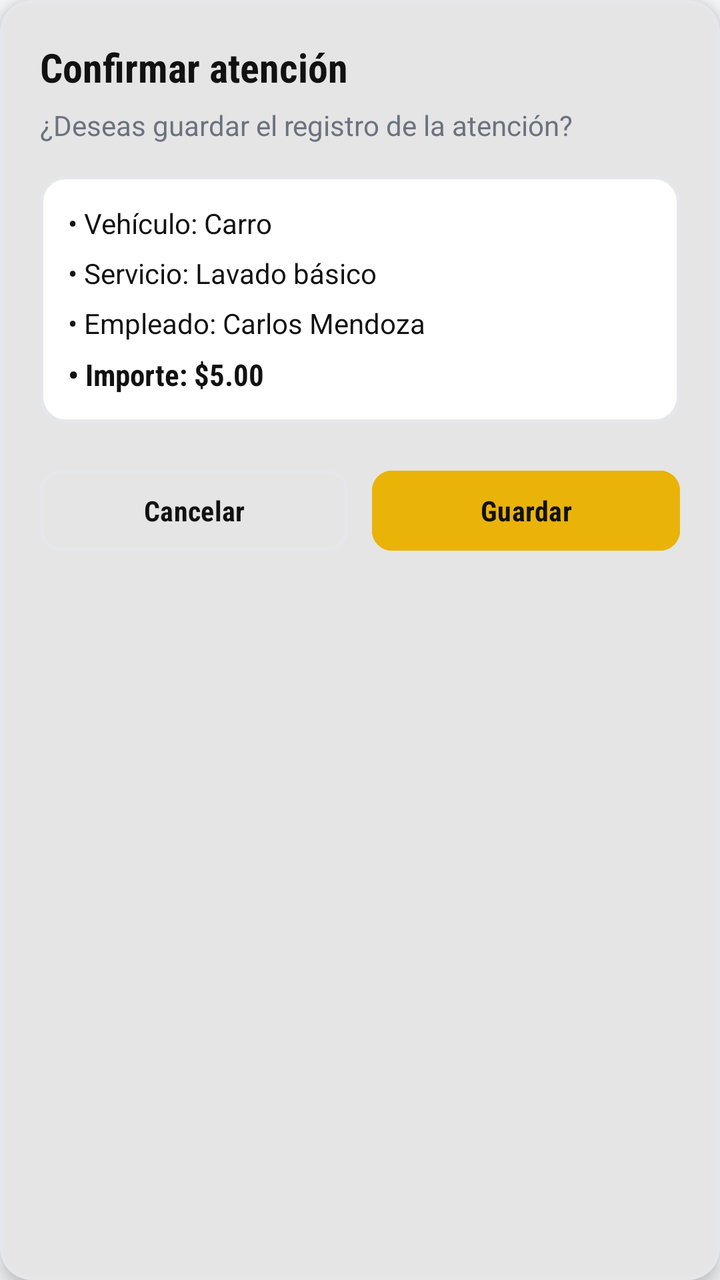
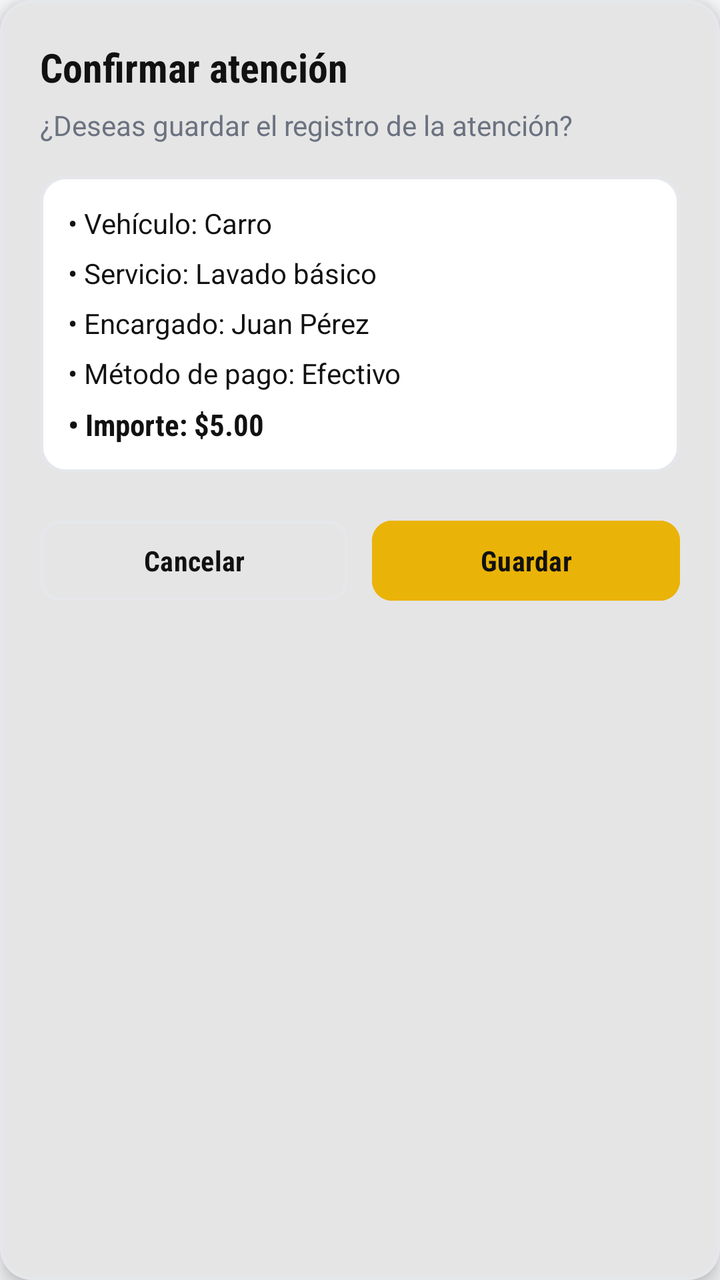

An Android layout rendered at two revisions. The XML below is the earlier revision; the diff shows what the commit changed to produce the second picture.
<!-- AndroidManifest.xml: application theme Theme.Car_wash_La_Orilla -->
<!-- res/layout/dialog_confirmar_atencion.xml -->
<?xml version="1.0" encoding="utf-8"?>
<com.google.android.material.card.MaterialCardView xmlns:android="http://schemas.android.com/apk/res/android"
    xmlns:app="http://schemas.android.com/apk/res-auto"
    android:layout_width="match_parent"
    android:layout_height="wrap_content"
    app:cardBackgroundColor="@color/app_card_bg"
    app:cardCornerRadius="16dp"
    app:cardElevation="6dp"
    app:strokeColor="@color/app_border"
    app:strokeWidth="1.5dp">

    <LinearLayout
        android:layout_width="match_parent"
        android:layout_height="wrap_content"
        android:orientation="vertical"
        android:padding="20dp">

        <TextView
            android:layout_width="wrap_content"
            android:layout_height="wrap_content"
            android:fontFamily="sans-serif-condensed"
            android:text="Confirmar atención"
            android:textColor="@color/app_black"
            android:textSize="20sp"
            android:textStyle="bold" />

        <TextView
            android:layout_width="wrap_content"
            android:layout_height="wrap_content"
            android:layout_marginTop="6dp"
            android:fontFamily="sans-serif"
            android:text="¿Deseas guardar el registro de la atención?"
            android:textColor="@color/app_text_secondary"
            android:textSize="14sp" />

        
        <LinearLayout
            android:layout_width="match_parent"
            android:layout_height="wrap_content"
            android:layout_marginTop="16dp"
            android:background="@drawable/bg_card_white"
            android:orientation="vertical"
            android:padding="14dp">

            <TextView
                android:id="@+id/textoDialogoVehiculo"
                android:layout_width="wrap_content"
                android:layout_height="wrap_content"
                android:fontFamily="sans-serif"
                android:text="• Vehículo: Carro"
                android:textColor="@color/app_black"
                android:textSize="14sp" />

            <TextView
                android:id="@+id/textoDialogoServicio"
                android:layout_width="wrap_content"
                android:layout_height="wrap_content"
                android:layout_marginTop="6dp"
                android:fontFamily="sans-serif"
                android:text="• Servicio: Lavado básico"
                android:textColor="@color/app_black"
                android:textSize="14sp" />

            <TextView
                android:id="@+id/textoDialogoEmpleado"
                android:layout_width="wrap_content"
                android:layout_height="wrap_content"
                android:layout_marginTop="6dp"
                android:fontFamily="sans-serif"
                android:text="• Empleado: Carlos Mendoza"
                android:textColor="@color/app_black"
                android:textSize="14sp" />

            <TextView
                android:id="@+id/textoDialogoPrecio"
                android:layout_width="wrap_content"
                android:layout_height="wrap_content"
                android:layout_marginTop="6dp"
                android:fontFamily="sans-serif-condensed"
                android:text="• Importe: $5.00"
                android:textColor="@color/app_black"
                android:textSize="15sp"
                android:textStyle="bold" />
        </LinearLayout>

        
        <LinearLayout
            android:layout_width="match_parent"
            android:layout_height="wrap_content"
            android:layout_marginTop="20dp"
            android:orientation="horizontal">

            <com.google.android.material.button.MaterialButton
                android:id="@+id/botonDialogoCancelar"
                style="@style/Widget.Material3.Button.OutlinedButton"
                android:layout_width="0dp"
                android:layout_height="48dp"
                android:layout_marginEnd="6dp"
                android:layout_weight="1"
                android:fontFamily="sans-serif-condensed"
                android:text="Cancelar"
                android:textColor="@color/app_black"
                android:textSize="14sp"
                android:textStyle="bold"
                app:cornerRadius="10dp"
                app:strokeColor="@color/app_border"
                app:strokeWidth="1.5dp" />

            <com.google.android.material.button.MaterialButton
                android:id="@+id/botonDialogoGuardar"
                android:layout_width="0dp"
                android:layout_height="48dp"
                android:layout_marginStart="6dp"
                android:layout_weight="1"
                android:backgroundTint="@color/app_yellow"
                android:fontFamily="sans-serif-condensed"
                android:text="Guardar"
                android:textColor="@color/app_black"
                android:textSize="14sp"
                android:textStyle="bold"
                app:cornerRadius="10dp" />
        </LinearLayout>
    </LinearLayout>
</com.google.android.material.card.MaterialCardView>
<!-- resources referenced by this layout -->
<resources>
  <color name="app_black">#111111</color>
  <color name="app_border">#E5E7EB</color>
  <color name="app_card_bg">#FFFFFF</color>
  <color name="app_text_secondary">#6B7280</color>
  <color name="app_yellow">#EAB308</color>
  <!-- drawable bg_card_white (drawable) -->
  <?xml version="1.0" encoding="utf-8"?>
  <shape xmlns:android="http://schemas.android.com/apk/res/android"
      android:shape="rectangle">
      <solid android:color="@color/app_card_bg" />
      <stroke
          android:width="1.5dp"
          android:color="@color/app_border" />
      <corners android:radius="12dp" />
  </shape>
  <style name="Theme.Car_wash_La_Orilla" parent="Base.Theme.Car_wash_La_Orilla" />
  <style name="Base.Theme.Car_wash_La_Orilla" parent="Theme.Material3.Light.NoActionBar">
          <item name="colorPrimary">@color/app_black</item>
          <item name="colorOnPrimary">@color/white</item>
          <item name="colorSecondary">@color/app_yellow</item>
          <item name="colorOnSecondary">@color/app_black</item>
          <item name="materialAlertDialogTheme">@style/Orilla.Dialog</item>
          <item name="colorSurface">@color/app_card_bg</item>
          <item name="colorOnSurface">@color/app_black</item>
          <item name="colorOnSurfaceVariant">@color/app_text_secondary</item>
          <item name="colorSurfaceVariant">@color/app_card_selected</item>
          <item name="colorOutline">@color/app_border</item>
          <item name="android:windowBackground">@color/app_bg</item>
          <item name="android:windowLightStatusBar">true</item>
          <item name="android:windowLightNavigationBar">true</item>
      </style>
  <color name="white">#FFFFFFFF</color>
  <style name="Orilla.Dialog" parent="ThemeOverlay.Material3.MaterialAlertDialog">
          <item name="colorSurface">@color/app_card_bg</item>
          <item name="colorSurfaceContainerHigh">@color/app_card_bg</item>
          <item name="buttonBarPositiveButtonStyle">@style/Orilla.Button</item>
          <item name="buttonBarNegativeButtonStyle">@style/Orilla.Button.Outlined</item>
      </style>
  <color name="app_card_selected">#E5E7EB</color>
  <color name="app_bg">#F8F9FA</color>
  <style name="Orilla.Button" parent="Widget.Material3.Button">
          <item name="android:fontFamily">sans-serif-condensed</item>
          <item name="android:textStyle">bold</item>
          <item name="android:textSize">16sp</item>
          <item name="android:minHeight">52dp</item>
          <item name="cornerRadius">10dp</item>
          <item name="backgroundTint">@color/app_black</item>
          <item name="android:textColor">@color/white</item>
      </style>
  <style name="Orilla.Button.Outlined" parent="Widget.Material3.Button.OutlinedButton">
          <item name="android:fontFamily">sans-serif-condensed</item>
          <item name="android:textStyle">bold</item>
          <item name="android:textSize">14sp</item>
          <item name="android:minHeight">48dp</item>
          <item name="cornerRadius">10dp</item>
          <item name="strokeColor">@color/app_black</item>
          <item name="strokeWidth">1.5dp</item>
          <item name="android:textColor">@color/app_black</item>
      </style>
</resources>

<!-- the commit's change to res/layout/dialog_confirmar_atencion.xml (unified diff, before → after) -->
@@ -62,12 +62,22 @@
                 android:textSize="14sp" />
 
             <TextView
-                android:id="@+id/textoDialogoEmpleado"
+                android:id="@+id/textoDialogoCliente"
                 android:layout_width="wrap_content"
                 android:layout_height="wrap_content"
                 android:layout_marginTop="6dp"
                 android:fontFamily="sans-serif"
-                android:text="• Empleado: Carlos Mendoza"
+                android:text="• Encargado: Juan Pérez"
+                android:textColor="@color/app_black"
+                android:textSize="14sp" />
+
+            <TextView
+                android:id="@+id/textoDialogoMetodoPago"
+                android:layout_width="wrap_content"
+                android:layout_height="wrap_content"
+                android:layout_marginTop="6dp"
+                android:fontFamily="sans-serif"
+                android:text="• Método de pago: Efectivo"
                 android:textColor="@color/app_black"
                 android:textSize="14sp" />
 
